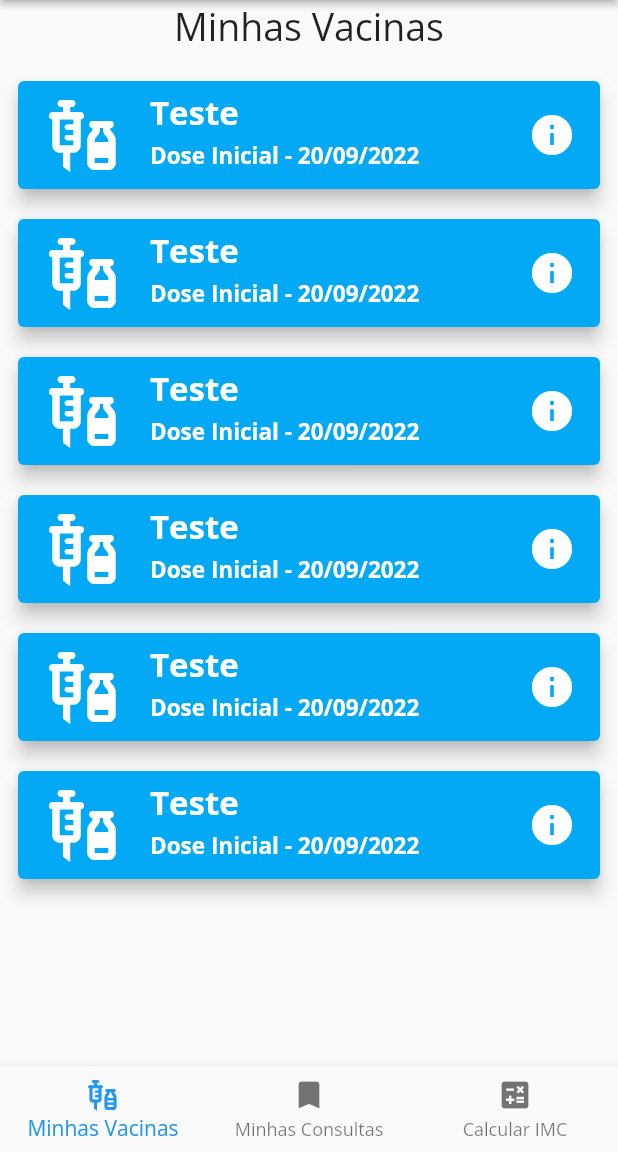
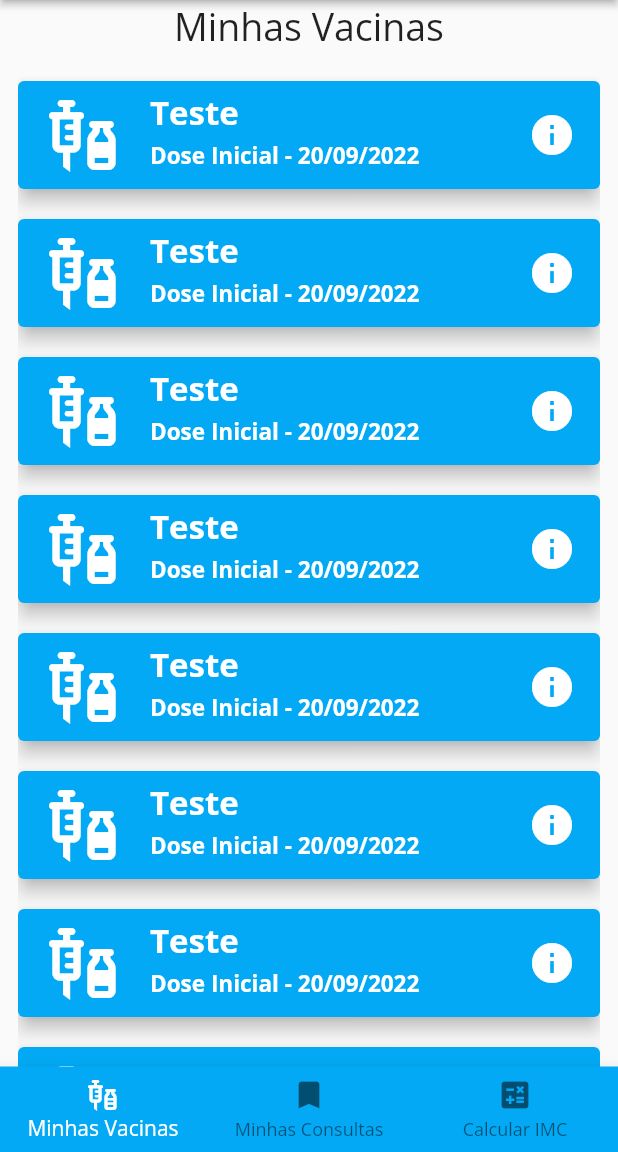
Before and after one commit to aaugvsto/geri_health, a Flutter app: the screen it shows after launch, on a phone screen of 412 x 824 dp, the part 84-1236 px from its top. Run offline on Flutter 3.47's test engine with Material 2 defaults, Android fonts, the phone set to English and light mode, and no system bars; our stand-ins replace google_fonts, mask_text_input_formatter.

Commit message:
cores das abas

```diff
--- a/lib/pages/home_page.dart
+++ b/lib/pages/home_page.dart
@@ -17,7 +17,7 @@ class _HomePageState extends State<HomePage> {
 
   final screens = [
     // ignore: prefer_const_constructors
-    VaccinesPage(),
+    const VaccinesPage(),
     const AppointmentPage(),
     const CalculatorPage(),
   ];
@@ -45,7 +45,7 @@ class _HomePageState extends State<HomePage> {
       appBar: AppBar(
         centerTitle: true,
         title: Image.asset('assets/icons/icon_top.png'),
-        backgroundColor: Colors.lightBlue,
+        backgroundColor: currentIndex == 1 ? Colors.teal : Colors.lightBlue,
         elevation: 2,
       ),
       body: screens[currentIndex],
--- a/lib/pages/vaccines_page.dart
+++ b/lib/pages/vaccines_page.dart
@@ -46,6 +46,24 @@ class VaccinesPage extends StatelessWidget {
         date: DateTime.now(),
         dose: Dose.DOSE_INICIAL,
       ),
+      Vaccine(
+        name: 'Teste',
+        manufacturer: 'Teste',
+        date: DateTime.now(),
+        dose: Dose.DOSE_INICIAL,
+      ),
+      Vaccine(
+        name: 'Teste',
+        manufacturer: 'Teste',
+        date: DateTime.now(),
+        dose: Dose.DOSE_INICIAL,
+      ),
+      Vaccine(
+        name: 'Teste',
+        manufacturer: 'Teste',
+        date: DateTime.now(),
+        dose: Dose.DOSE_INICIAL,
+      ),
     ]);
   }
 }
--- a/lib/widgets/bottom_navigation_bar.dart
+++ b/lib/widgets/bottom_navigation_bar.dart
@@ -4,9 +4,10 @@ import 'package:flutter/material.dart';
 class BottomNavigationBarTemplate extends StatefulWidget {
   List<BottomNavigationBarItem> items = [];
 
-  int currentIndex = 0;
+  int currentIndex = 1;
   List screens;
   dynamic onTap;
+  Color? colorItem;
 
   BottomNavigationBarTemplate({
     Key? key,
@@ -26,10 +27,38 @@ class _BottomNavigationBarTemplateState
   @override
   Widget build(BuildContext context) {
     return BottomNavigationBar(
+      selectedItemColor: trocaCorItem(widget.currentIndex),
+      backgroundColor: trocaCorBackground(widget.currentIndex),
       type: BottomNavigationBarType.fixed,
       items: widget.items,
       currentIndex: widget.currentIndex,
       onTap: widget.onTap,
     );
   }
+
+  Color trocaCorBackground(int currentIndex) {
+    switch (currentIndex) {
+      case 0:
+        return Colors.lightBlue;
+      case 1:
+        return Colors.teal;
+      case 2:
+        return Colors.lightBlue;
+      default:
+        return Colors.white;
+    }
+  }
+
+  Color? trocaCorItem(int currentIndex) {
+    switch (currentIndex) {
+      case 0:
+        return Colors.white;
+      case 1:
+        return Colors.white;
+      case 2:
+        return Colors.white;
+      default:
+        return Colors.lightBlue;
+    }
+  }
 }
```
